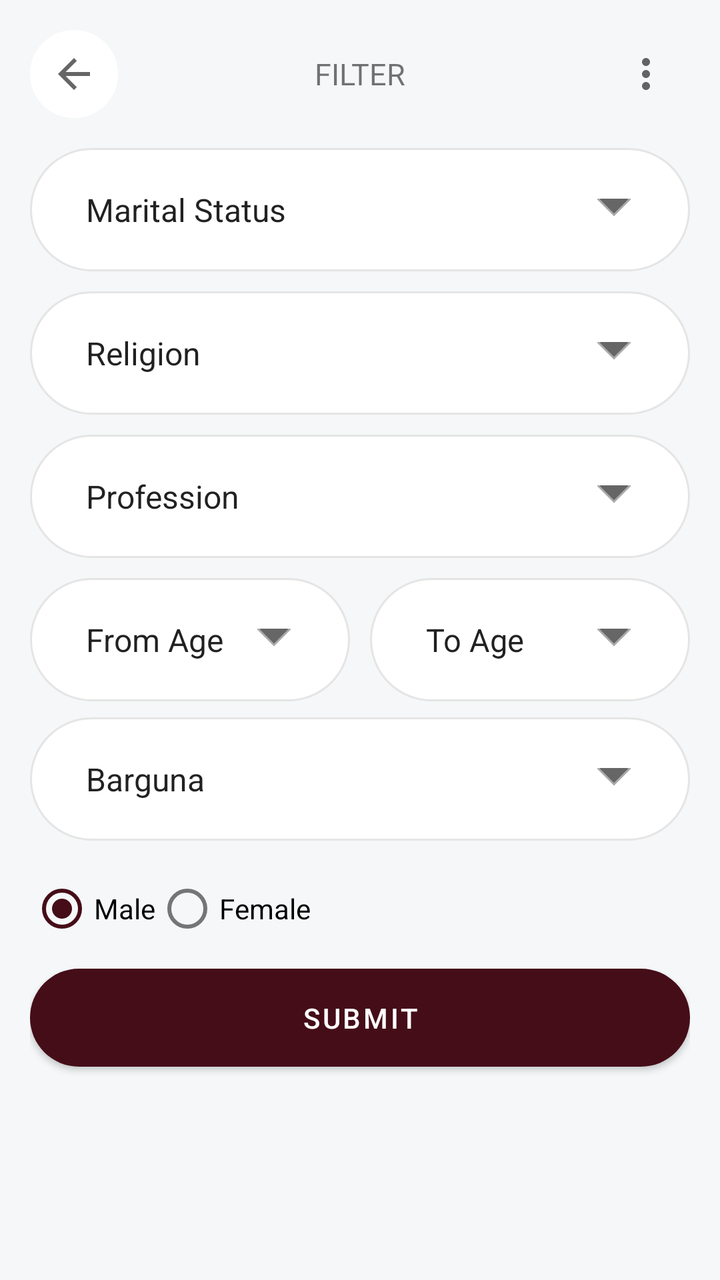
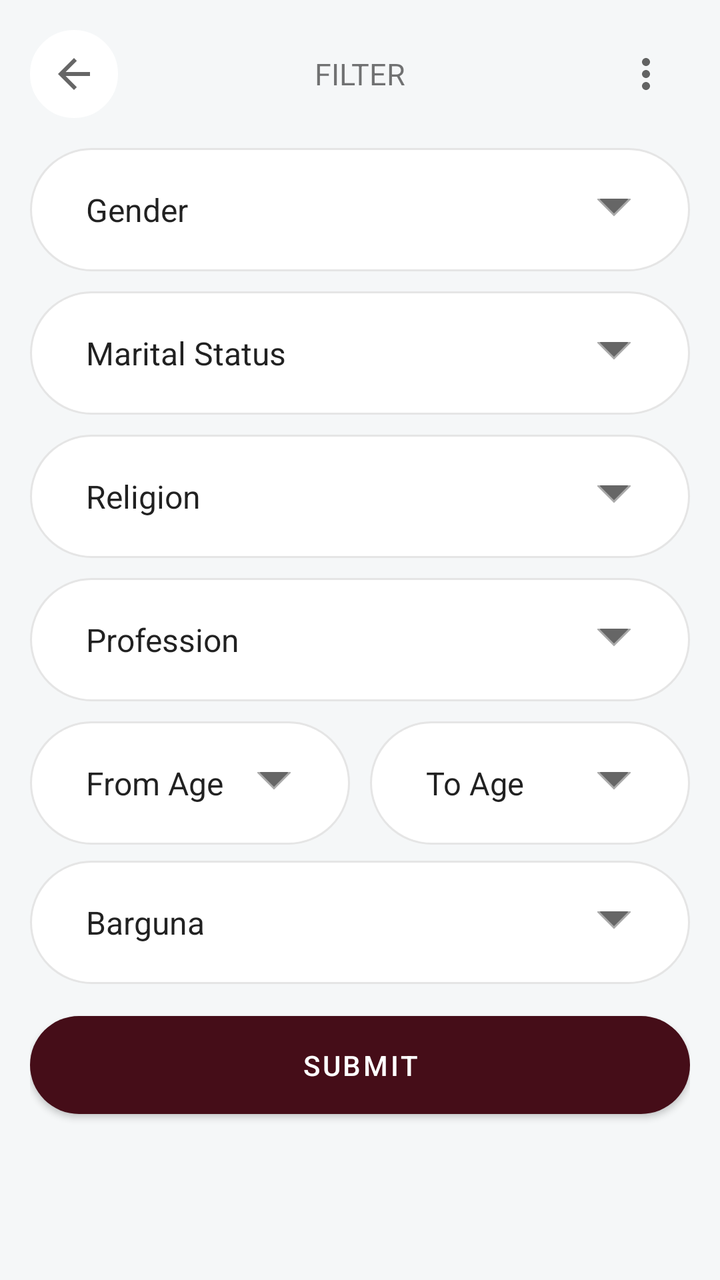

Before-and-after screenshots of an Android layout around one commit, followed by the original layout XML and the change that was made.
<!-- AndroidManifest.xml: application theme AppTheme -->
<!-- res/layout/fragment_filter_dialog.xml -->
<?xml version="1.0" encoding="utf-8"?>
<RelativeLayout xmlns:android="http://schemas.android.com/apk/res/android" xmlns:app="http://schemas.android.com/apk/res-auto"
    xmlns:tools="http://schemas.android.com/tools"
    android:id="@+id/root_view"
    android:background="@color/colorBackgroundGrey"
    android:layout_width="match_parent"
    android:layout_height="match_parent"
    tools:context=".views.dialogs.FilterFragmentDialog">

    <androidx.core.widget.NestedScrollView
        android:scrollbars="none"
        android:fillViewport="true"
        android:layout_width="match_parent"
        android:layout_height="match_parent">
        <LinearLayout
            android:padding="15dp"
            android:orientation="vertical"
            android:layout_width="match_parent"
            android:layout_height="match_parent">

            
            <RelativeLayout
                android:layout_marginBottom="15dp"
                android:layout_width="match_parent"
                android:layout_height="wrap_content">
                <ImageButton
                    android:id="@+id/back_button"
                    android:src="@drawable/ic_baseline_arrow_back_24"
                    app:backgroundTint="@color/colorWhite"
                    android:background="@drawable/shape_radius_100_pad_10_stroke_grey_bg_white"
                    android:layout_width="wrap_content"
                    android:layout_height="wrap_content"/>
                <TextView
                    android:layout_centerInParent="true"
                    android:text="Filter"
                    android:textSize="15sp"
                    android:textAllCaps="true"
                    android:layout_width="wrap_content"
                    android:layout_height="wrap_content"/>
                <ImageButton
                    android:id="@+id/item_share"
                    android:layout_alignParentEnd="true"
                    android:scaleType="fitCenter"
                    android:adjustViewBounds="true"
                    android:src="@drawable/ic_baseline_more_vert_24"
                    app:backgroundTint="@android:color/transparent"
                    android:background="@drawable/shape_radius_100_pad_10_stroke_grey_bg_white"
                    android:layout_width="wrap_content"
                    android:layout_height="wrap_content" />
            </RelativeLayout>

            <Spinner
                android:entries="@array/marital_status_array"
                android:background="@drawable/layer_list_spinner"
                android:layout_marginBottom="10dp"
                android:padding="20dp"
                android:layout_width="match_parent"
                android:layout_height="wrap_content"/>
            <Spinner
                android:entries="@array/religion_array"
                android:background="@drawable/layer_list_spinner"
                android:layout_marginBottom="10dp"
                android:padding="20dp"
                android:layout_width="match_parent"
                android:layout_height="wrap_content"/>
            <Spinner
                android:id="@+id/item_division"
                android:entries="@array/profession_array"
                android:background="@drawable/layer_list_spinner"
                android:layout_marginBottom="10dp"
                android:padding="20dp"
                android:layout_width="match_parent"
                android:layout_height="wrap_content"/>
            <LinearLayout
                android:weightSum="2"
                android:orientation="horizontal"
                android:layout_width="match_parent"
                android:layout_height="wrap_content">
                <RelativeLayout
                    android:layout_marginBottom="8dp"
                    android:layout_marginEnd="5dp"
                    android:layout_width="0dp"
                    android:layout_height="wrap_content"
                    android:layout_weight="1">
                    <Spinner
                        android:entries="@array/from_year_array"
                        android:background="@drawable/layer_list_spinner"
                        android:padding="20dp"
                        android:layout_width="match_parent"
                        android:layout_height="wrap_content"/>
                </RelativeLayout>
                <RelativeLayout
                    android:layout_marginStart="5dp"
                    android:layout_width="0dp"
                    android:layout_height="wrap_content"
                    android:layout_weight="1">
                    <Spinner
                        android:entries="@array/to_year_array"
                        android:background="@drawable/layer_list_spinner"
                        android:padding="20dp"
                        android:layout_width="match_parent"
                        android:layout_height="wrap_content"/>
                </RelativeLayout>
            </LinearLayout>
            <Spinner
                android:id="@+id/item_district"
                android:entries="@array/district_array"
                android:background="@drawable/layer_list_spinner"
                android:layout_marginBottom="10dp"
                android:padding="20dp"
                android:layout_width="match_parent"
                android:layout_height="wrap_content"/>
            <RadioGroup
                android:id="@+id/gender_group"
                android:orientation="horizontal"
                android:layout_width="match_parent"
                android:layout_height="wrap_content">
                <RadioButton
                    android:id="@+id/item_gender_male"
                    android:checked="true"
                    android:layout_width="wrap_content"
                    android:layout_height="wrap_content"
                    android:text="Male"/>
                <RadioButton
                    android:id="@+id/item_gender_female"
                    android:layout_width="wrap_content"
                    android:layout_height="wrap_content"
                    android:text="Female"/>
            </RadioGroup>

            <Button
                android:id="@+id/submit_button"
                android:text="Submit"
                android:textColor="@color/colorWhite"
                app:cornerRadius="25dp"
                android:padding="15dp"
                app:backgroundTint="@color/colorAccent"
                android:layout_width="match_parent"
                android:layout_height="wrap_content" />

        </LinearLayout>
    </androidx.core.widget.NestedScrollView>

</RelativeLayout>
<!-- resources referenced by this layout -->
<resources>
  <string-array name="from_year_array">
          <item>From Age</item>
          <item>1990</item>
          <item>1990</item>
          <item>1990</item>
          <item>1990</item>
          <item>1990</item>
          <item>1990</item>
      </string-array>
  <string-array name="marital_status_array">
          <item>Marital Status</item>
          <item>Never Married</item>
          <item>Divorce</item>
          <item>Short Divorce</item>
          <item>Awaiting Divorce</item>
          <item>Widowed</item>
          <item>Annulled</item>
      </string-array>
  <string-array name="profession_array">
          <item>Profession</item>
          <item>All</item>
          <item>Student</item>
          <item>Job Holder</item>
          <item>Doctor</item>
          <item>Engineer</item>
          <item>Teacher</item>
      </string-array>
  <string-array name="religion_array">
          <item>Religion</item>
          <item>All</item>
          <item>Muslim</item>
          <item>Christian</item>
          <item>Jewish</item>
          <item>Buddhism</item>
          <item>Hindu</item>
      </string-array>
  <string-array name="to_year_array">
          <item>To Age</item>
          <item>1990</item>
          <item>1990</item>
          <item>1990</item>
          <item>1990</item>
          <item>1990</item>
          <item>1990</item>
      </string-array>
  <color name="colorAccent">#450D18</color>
  <color name="colorBackgroundGrey">#F5F7F8</color>
  <color name="colorWhite">#FFFFFF</color>
  <!-- drawable ic_baseline_arrow_back_24 (drawable) -->
  <vector xmlns:android="http://schemas.android.com/apk/res/android"
      android:width="24dp"
      android:height="24dp"
      android:viewportWidth="24"
      android:viewportHeight="24"
      android:tint="?attr/colorControlNormal">
    <path
        android:fillColor="@android:color/white"
        android:pathData="M20,11H7.83l5.59,-5.59L12,4l-8,8 8,8 1.41,-1.41L7.83,13H20v-2z"/>
  </vector>
  <!-- drawable ic_baseline_more_vert_24 (drawable) -->
  <vector xmlns:android="http://schemas.android.com/apk/res/android"
      android:width="24dp"
      android:height="24dp"
      android:viewportWidth="24"
      android:viewportHeight="24"
      android:tint="?attr/colorControlNormal">
    <path
        android:fillColor="@android:color/white"
        android:pathData="M12,8c1.1,0 2,-0.9 2,-2s-0.9,-2 -2,-2 -2,0.9 -2,2 0.9,2 2,2zM12,10c-1.1,0 -2,0.9 -2,2s0.9,2 2,2 2,-0.9 2,-2 -0.9,-2 -2,-2zM12,16c-1.1,0 -2,0.9 -2,2s0.9,2 2,2 2,-0.9 2,-2 -0.9,-2 -2,-2z"/>
  </vector>
  <!-- drawable shape_radius_100_pad_10_stroke_grey_bg_white (drawable) -->
  <?xml version="1.0" encoding="utf-8"?>
  <shape xmlns:android="http://schemas.android.com/apk/res/android">
      
      <solid android:color="@color/colorWhite" />
      <stroke android:width="2dp" android:color="#e5e5e5" />
      <padding android:left="10dp" android:top="10dp" android:right="10dp" android:bottom="10dp"/>
      <corners android:radius="100dp"/>
  </shape>
  <style name="AppTheme" parent="Theme.MaterialComponents.DayNight.NoActionBar">
          
          
          <item name="colorPrimary">@color/colorPrimary</item>
          <item name="colorPrimaryDark">@color/colorPrimaryDark</item>
          <item name="colorAccent">@color/colorAccent</item>
      </style>
  <color name="colorPrimary">#B01030</color>
  <color name="colorPrimaryDark">#530918</color>
  <!-- unchanged entries left out for length: 2 -->
</resources>

<!-- the commit's change to res/layout/fragment_filter_dialog.xml (unified diff, before → after) -->
@@ -50,6 +50,15 @@
             </RelativeLayout>
 
             <Spinner
+                android:id="@+id/item_gender"
+                android:entries="@array/gender_array"
+                android:background="@drawable/layer_list_spinner"
+                android:layout_marginBottom="10dp"
+                android:padding="20dp"
+                android:layout_width="match_parent"
+                android:layout_height="wrap_content"/>
+            <Spinner
+                android:id="@+id/item_marital_status"
                 android:entries="@array/marital_status_array"
                 android:background="@drawable/layer_list_spinner"
                 android:layout_marginBottom="10dp"
@@ -57,6 +66,7 @@
                 android:layout_width="match_parent"
                 android:layout_height="wrap_content"/>
             <Spinner
+                android:id="@+id/item_religion"
                 android:entries="@array/religion_array"
                 android:background="@drawable/layer_list_spinner"
                 android:layout_marginBottom="10dp"
@@ -64,7 +74,7 @@
                 android:layout_width="match_parent"
                 android:layout_height="wrap_content"/>
             <Spinner
-                android:id="@+id/item_division"
+                android:id="@+id/item_profession"
                 android:entries="@array/profession_array"
                 android:background="@drawable/layer_list_spinner"
                 android:layout_marginBottom="10dp"
@@ -83,6 +93,7 @@
                     android:layout_height="wrap_content"
                     android:layout_weight="1">
                     <Spinner
+                        android:id="@+id/item_from_year"
                         android:entries="@array/from_year_array"
                         android:background="@drawable/layer_list_spinner"
                         android:padding="20dp"
@@ -95,6 +106,7 @@
                     android:layout_height="wrap_content"
                     android:layout_weight="1">
                     <Spinner
+                        android:id="@+id/item_to_year"
                         android:entries="@array/to_year_array"
                         android:background="@drawable/layer_list_spinner"
                         android:padding="20dp"
@@ -110,23 +122,6 @@
                 android:padding="20dp"
                 android:layout_width="match_parent"
                 android:layout_height="wrap_content"/>
-            <RadioGroup
-                android:id="@+id/gender_group"
-                android:orientation="horizontal"
-                android:layout_width="match_parent"
-                android:layout_height="wrap_content">
-                <RadioButton
-                    android:id="@+id/item_gender_male"
-                    android:checked="true"
-                    android:layout_width="wrap_content"
-                    android:layout_height="wrap_content"
-                    android:text="Male"/>
-                <RadioButton
-                    android:id="@+id/item_gender_female"
-                    android:layout_width="wrap_content"
-                    android:layout_height="wrap_content"
-                    android:text="Female"/>
-            </RadioGroup>
 
             <Button
                 android:id="@+id/submit_button"
<!-- resource entries referenced after the edit -->
@@ -8,6 +8,11 @@
           <item>1990</item>
           <item>1990</item>
           <item>1990</item>
+      </string-array>
+  <string-array name="gender_array">
+          <item>Gender</item>
+          <item>Male</item>
+          <item>Female</item>
       </string-array>
   <string-array name="marital_status_array">
           <item>Marital Status</item>
